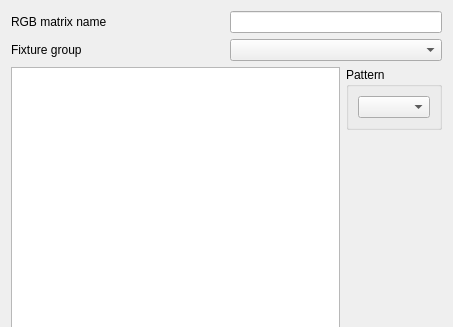
Qt form trunk/ui/src/rgbmatrixeditor.ui (Bondzio/qlc) before a commit; both pictures show x 0 to 453 and y 0 to 327 of the 453 by 494 pixel window.
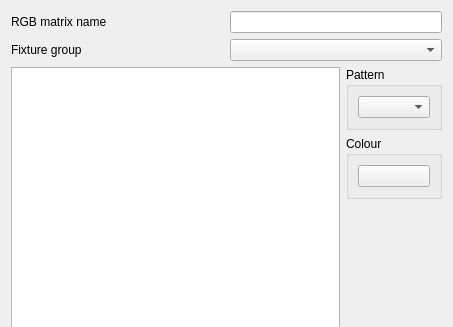
The same form after that commit.

Commit message: RGB Matrix mono color support

```diff
--- a/trunk/ui/src/rgbmatrixeditor.ui
+++ b/trunk/ui/src/rgbmatrixeditor.ui
@@ -94,6 +94,28 @@
          </layout>
         </widget>
        </item>
+       <item>
+        <widget class="QGroupBox" name="m_colorGroup">
+         <property name="title">
+          <string>Colour</string>
+         </property>
+         <layout class="QVBoxLayout" name="verticalLayout_6">
+          <item>
+           <widget class="QPushButton" name="m_colorButton">
+            <property name="text">
+             <string/>
+            </property>
+            <property name="iconSize">
+             <size>
+              <width>100</width>
+              <height>26</height>
+             </size>
+            </property>
+           </widget>
+          </item>
+         </layout>
+        </widget>
+       </item>
        <item>
         <spacer name="verticalSpacer_4">
          <property name="orientation">
```
The commit also changes 4 other files.
